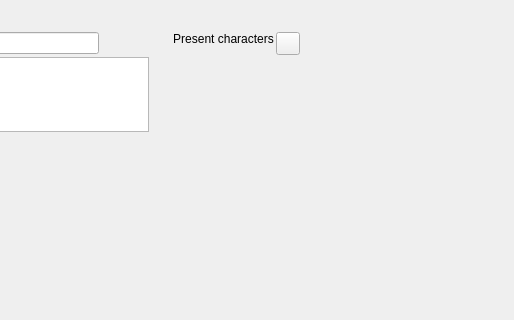
zkovari/plotlyst, file ui/scene_editor.ui: the form before one commit; both pictures show x 440 to 954 and y 0 to 320 of the 954 by 808 pixel window.
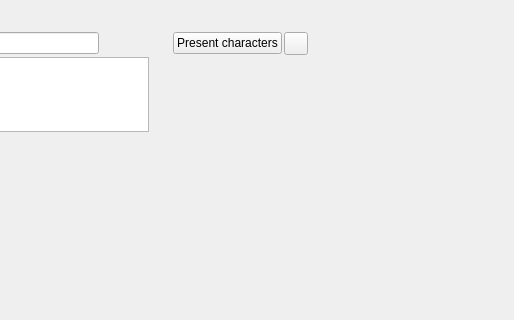
The form after the commit. Custom widgets are drawn as their Qt base class.

The edit to the form file:
```diff
--- a/ui/scene_editor.ui
+++ b/ui/scene_editor.ui
@@ -414,9 +414,6 @@
               <property name="toolTip">
                <string>Select which characters are active in this scene</string>
               </property>
-              <property name="styleSheet">
-               <string notr="true">border: 0px;</string>
-              </property>
               <property name="text">
                <string>Present characters</string>
               </property>
```
Left out of the diff: 3 changed lines with no effect on the pictures.
